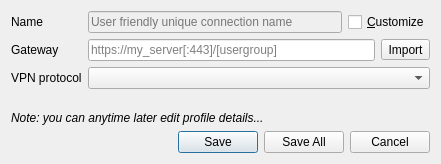
First picture: the form in src/dialog/NewProfileDialog.ui, repository alissonchaves/openconnect-gui, before the edit.
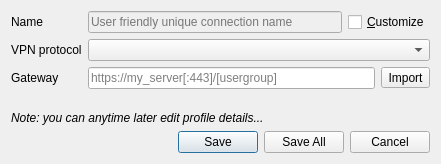
Second picture: the form after the edit.

Commit message:
Add OpenVPN profile editor backed by stored config
- add OpenVPN config parser/builder and store parsed fields in settings
- move OpenVPN profile editing to dedicated tab with editable fields
- remove OpenVPN config path/import from Edit dialog
- generate temp ovpn from stored config text on connect
- improve New Profile layout and OpenVPN import handling
- add scrollable Edit dialog and tab size adjustment

```diff
--- a/src/dialog/NewProfileDialog.ui
+++ b/src/dialog/NewProfileDialog.ui
@@ -54,6 +54,26 @@
       </layout>
      </item>
      <item row="1" column="0">
+      <widget class="QLabel" name="protocolLabel">
+       <property name="text">
+        <string>VPN protocol</string>
+       </property>
+       <property name="buddy">
+        <cstring>protocolComboBox</cstring>
+       </property>
+      </widget>
+     </item>
+     <item row="1" column="1">
+      <widget class="QComboBox" name="protocolComboBox">
+       <property name="sizePolicy">
+        <sizepolicy hsizetype="MinimumExpanding" vsizetype="Fixed">
+         <horstretch>0</horstretch>
+         <verstretch>0</verstretch>
+        </sizepolicy>
+       </property>
+      </widget>
+     </item>
+     <item row="2" column="0">
       <widget class="QLabel" name="labelGateway">
        <property name="text">
         <string>Gateway</string>
@@ -63,7 +83,7 @@
        </property>
       </widget>
      </item>
-     <item row="1" column="1">
+     <item row="2" column="1">
       <layout class="QHBoxLayout" name="gatewayLayout">
        <item>
         <widget class="QLineEdit" name="lineEditGateway">
@@ -90,26 +110,6 @@
        </item>
       </layout>
      </item>
-     <item row="2" column="0">
-      <widget class="QLabel" name="protocolLabel">
-       <property name="text">
-        <string>VPN protocol</string>
-       </property>
-       <property name="buddy">
-        <cstring>protocolComboBox</cstring>
-       </property>
-      </widget>
-     </item>
-     <item row="2" column="1">
-      <widget class="QComboBox" name="protocolComboBox">
-       <property name="sizePolicy">
-        <sizepolicy hsizetype="MinimumExpanding" vsizetype="Fixed">
-         <horstretch>0</horstretch>
-         <verstretch>0</verstretch>
-        </sizepolicy>
-       </property>
-      </widget>
-     </item>
     </layout>
    </item>
    <item>
```
The commit also changes 14 other files.
